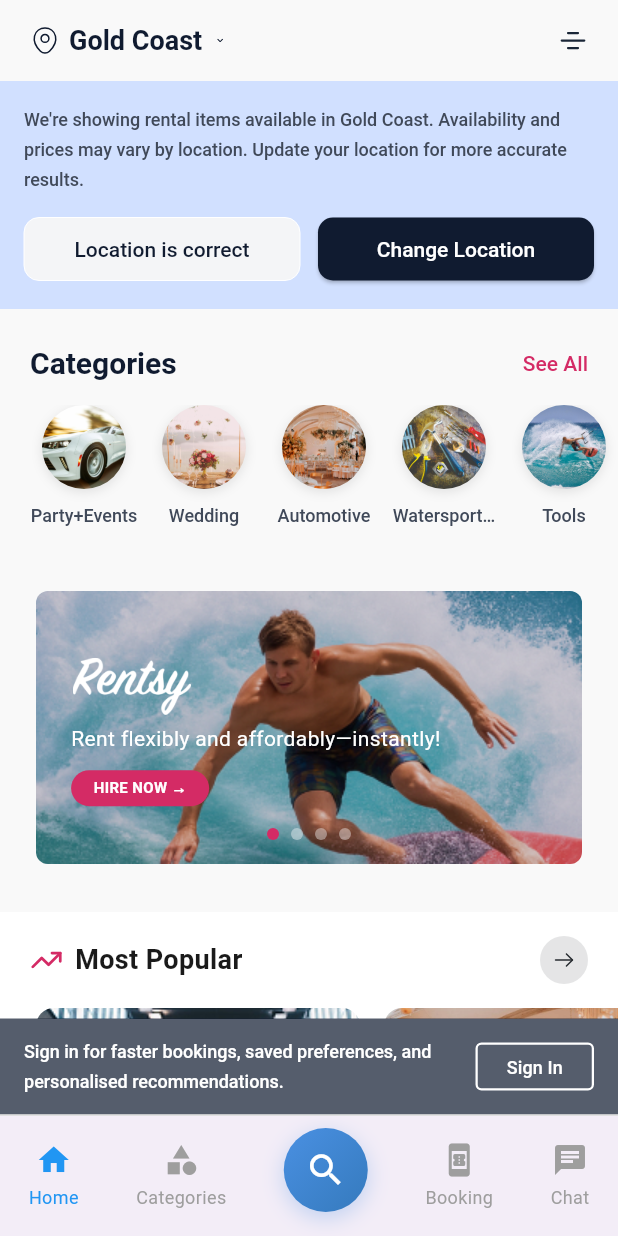
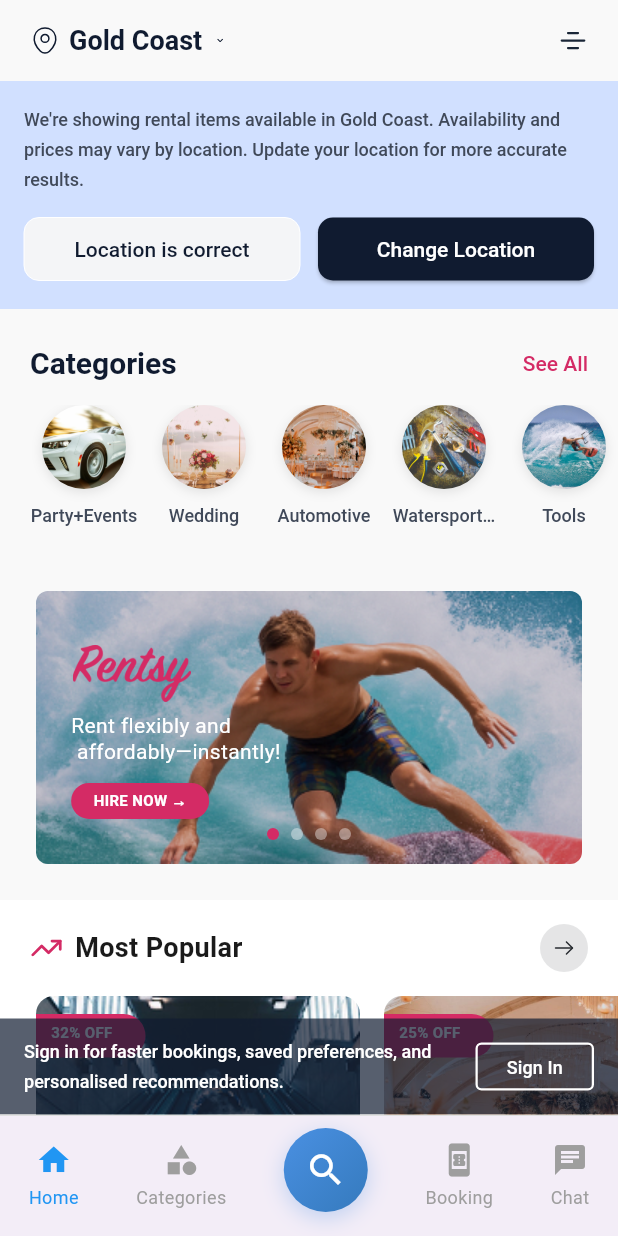
Before and after one commit to Nimesh07Lawati/unoapp, a Flutter app: the screen it shows after launch, on a phone screen of 412 x 824 dp. Run offline on Flutter 3.47's test engine with Material 3 defaults, Android fonts, the light colour scheme and no system bars; our stand-ins replace flutter_svg, go_router; Roboto replaces fonts that are missing (PublicSans).

Commit message:
new updates

```diff
--- a/lib/application_shell/main_shell.dart
+++ b/lib/application_shell/main_shell.dart
@@ -31,6 +31,7 @@ class MainShell extends StatelessWidget {
 
     return Scaffold(
       body: child,
+      extendBody: true,
       bottomNavigationBar: Column(
         mainAxisSize: MainAxisSize.min,
         children: [
--- a/lib/screens/home_page_widgets/feature_store_section.dart
+++ b/lib/screens/home_page_widgets/feature_store_section.dart
@@ -105,7 +105,6 @@ class FeaturedStoresSection extends StatelessWidget {
     return Container(
       width: 180,
       height: 208,
-      padding: const EdgeInsets.all(8),
       decoration: BoxDecoration(
         color: Colors.white,
         borderRadius: BorderRadius.circular(16),
--- a/lib/screens/home_page_widgets/introducing_product.dart
+++ b/lib/screens/home_page_widgets/introducing_product.dart
@@ -12,7 +12,7 @@ class _IntroducingProductCardState extends State<IntroducingProductCard> {
   int _currentPage = 0;
 
   final List<String> titles = [
-    'Rent flexibly and affordably—instantly!',
+    'Rent flexibly and \n affordably—instantly!',
     'Get the latest tech gadgets today',
     'Premium event gear for your party',
     'Professional tools for every job',
@@ -94,15 +94,21 @@ class _IntroducingProductCardState extends State<IntroducingProductCard> {
             crossAxisAlignment: CrossAxisAlignment.start,
             mainAxisAlignment: MainAxisAlignment.center,
             children: [
-              // Rentsy Logo instead of text
+              // Rentsy Logo with color #D42B65
               SizedBox(
                 width: 80.58,
                 height: 37.92,
-                child: Image.asset(
-                  'assets/application_images/rentsy_logo.png',
-                  width: 80.58,
-                  height: 37.92,
-                  fit: BoxFit.contain,
+                child: ColorFiltered(
+                  colorFilter: const ColorFilter.mode(
+                    Color(0xFFD42B65),
+                    BlendMode.srcIn,
+                  ),
+                  child: Image.asset(
+                    'assets/application_images/rentsy_logo.png',
+                    width: 80.58,
+                    height: 37.92,
+                    fit: BoxFit.contain,
+                  ),
                 ),
               ),
               const SizedBox(height: 8),
--- a/lib/screens/home_page_widgets/most_popular_section.dart
+++ b/lib/screens/home_page_widgets/most_popular_section.dart
@@ -113,6 +113,8 @@ class MostPopularSection extends StatelessWidget {
                             borderRadius: const BorderRadius.only(
                               topLeft: Radius.circular(12),
                               topRight: Radius.circular(12),
+                              bottomLeft: Radius.circular(12),
+                              bottomRight: Radius.circular(12),
                             ),
                             child: Image.asset(
                               item['image'] as String,
@@ -147,13 +149,9 @@ class MostPopularSection extends StatelessWidget {
                               decoration: const BoxDecoration(
                                 color: Color(0xFFD42B65), // ✅ Figma color
                                 borderRadius: BorderRadius.only(
-                                  topRight: Radius.circular(
-                                    47.4,
-                                  ), // ✅ Figma border-top-right-radius
-                                  bottomRight: Radius.circular(
-                                    47.4,
-                                  ), // ✅ Figma border-bottom-right-radius
-                                  topLeft: Radius.zero, // ✅ Flat left edge
+                                  topRight: Radius.circular(47.4), //
+                                  bottomRight: Radius.circular(47.4),
+                                  topLeft: Radius.zero,
                                   bottomLeft: Radius.zero, // ✅ Flat left edge
                                 ),
                               ),
--- a/lib/screens/home_page_widgets/party_hire_section.dart
+++ b/lib/screens/home_page_widgets/party_hire_section.dart
@@ -92,6 +92,8 @@ class PartyHireSection extends StatelessWidget {
                             borderRadius: const BorderRadius.only(
                               topLeft: Radius.circular(12),
                               topRight: Radius.circular(12),
+                              bottomLeft: Radius.circular(12),
+                              bottomRight: Radius.circular(12),
                             ),
                             child: Image.asset(
                               item['image'] as String,
--- a/lib/screens/home_screen.dart
+++ b/lib/screens/home_screen.dart
@@ -13,45 +13,28 @@ class HomeScreen extends StatelessWidget {
 
   @override
   Widget build(BuildContext context) {
-    return Scaffold(
-      backgroundColor: const Color(0xFFF9F9F9),
-      body: SafeArea(
-        child: Column(
-          children: [
-            // Main scrollable content
-            Expanded(
-              child: SingleChildScrollView(
+    return SingleChildScrollView(
       child: Column(
         crossAxisAlignment: CrossAxisAlignment.start,
         children: [
           const SizedBox(height: 16),
-                    // Header with greeting and profile
           const HomeHeader(),
           const SizedBox(height: 24),
-                    // Categories Section
           const CategoriesSection(),
           const SizedBox(height: 24),
-                    // Introducing Product Card
           const IntroducingProductCard(),
-                    const SizedBox(height: 32),
-                    // Most Popular Section
+          const SizedBox(height: 24),
           const MostPopularSection(),
-                    const SizedBox(height: 32),
-                    // Popular Subcategories
+          const SizedBox(height: 24),
           const PopularSubcategoriesSection(),
-                    const SizedBox(height: 32),
+          const SizedBox(height: 24),
           const ProductBannersSection(),
-                    const SizedBox(height: 32),
+          const SizedBox(height: 24),
           const PartyHireSection(),
-                    const SizedBox(height: 32),
+          const SizedBox(height: 24),
           const FeaturedStoresSection(),
-                    const SizedBox(height: 24),
+          const SizedBox(height: 150),
         ],
-                ),
-              ),
-            ),
-          ],
-        ),
       ),
     );
   }
--- a/pubspec.yaml
+++ b/pubspec.yaml
@@ -35,6 +35,8 @@ flutter:
     - assets/icons/growth_arrow.svg
     - assets/icons/location.svg
     - assets/icons/menu.svg
+    - assets/icons/message.svg
+    - assets/icons/calendar.svg
     - assets/fonts/PublicSans-Regular.ttf
     - assets/fonts/PublicSans-SemiBold.ttf
     - assets/application_images/car.jpg
```
Also changed, not shown: lib/screens/home_page_widgets/popular_sub_category_section.dart (+47 -12 lines), assets/icons/calendar.svg (added), assets/icons/message.svg (added). Lines whose indentation alone changed are shown as unchanged.
